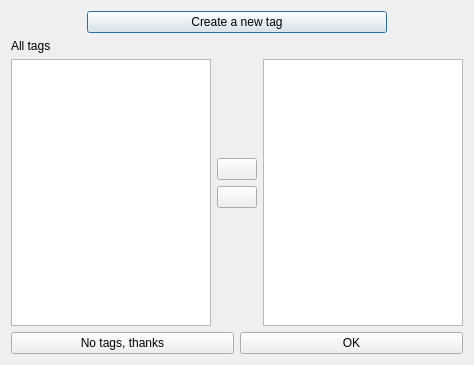
The window that galacteek/ui/forms/iptagsmanager.ui (pinnaculum/galacteek) describes before a commit, drawn with Qt 5.
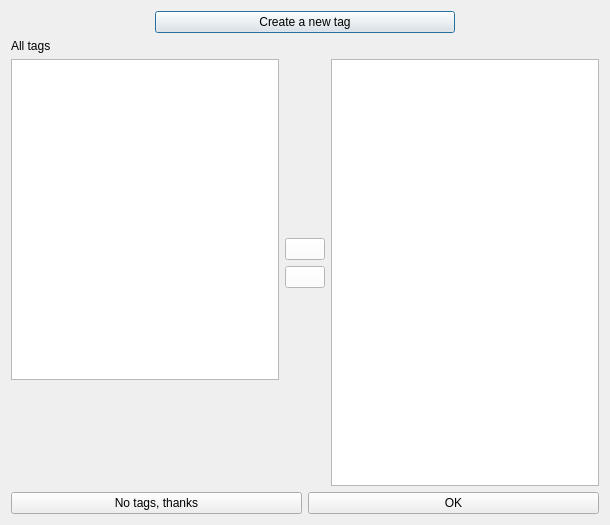
The same window after the commit. Icons and pictures are not drawn.

Diff of the .ui file:
```diff
--- a/galacteek/ui/forms/iptagsmanager.ui
+++ b/galacteek/ui/forms/iptagsmanager.ui
@@ -6,8 +6,8 @@
    <rect>
     <x>0</x>
     <y>0</y>
-    <width>474</width>
-    <height>365</height>
+    <width>610</width>
+    <height>525</height>
    </rect>
   </property>
   <property name="windowTitle">
@@ -50,6 +50,31 @@
          <item>
           <widget class="QListView" name="allTagsView"/>
          </item>
+         <item>
+          <widget class="QLabel" name="tagAbstractLabel">
+           <property name="minimumSize">
+            <size>
+             <width>0</width>
+             <height>100</height>
+            </size>
+           </property>
+           <property name="maximumSize">
+            <size>
+             <width>300</width>
+             <height>100</height>
+            </size>
+           </property>
+           <property name="text">
+            <string/>
+           </property>
+           <property name="textFormat">
+            <enum>Qt::RichText</enum>
+           </property>
+           <property name="wordWrap">
+            <bool>true</bool>
+           </property>
+          </widget>
+         </item>
         </layout>
        </item>
        <item>
@@ -72,6 +97,9 @@
            <property name="toolTip">
             <string>&lt;html&gt;&lt;head/&gt;&lt;body&gt;&lt;p&gt;&lt;span style=&quot; font-size:12pt;&quot;&gt;Untag the resource (remove selected tag from the list on the right side)&lt;/span&gt;&lt;/p&gt;&lt;/body&gt;&lt;/html&gt;</string>
            </property>
+           <property name="styleSheet">
+            <string notr="true">background: white;</string>
+           </property>
            <property name="text">
             <string/>
            </property>
@@ -92,6 +120,9 @@
            <property name="toolTip">
             <string>&lt;html&gt;&lt;head/&gt;&lt;body&gt;&lt;p&gt;&lt;span style=&quot; font-size:12pt;&quot;&gt;Tag the resource with the selected tag (from the tags database list on the left)&lt;/span&gt;&lt;/p&gt;&lt;/body&gt;&lt;/html&gt;</string>
            </property>
+           <property name="styleSheet">
+            <string notr="true">background-color: white;</string>
+           </property>
            <property name="text">
             <string/>
            </property>
```
